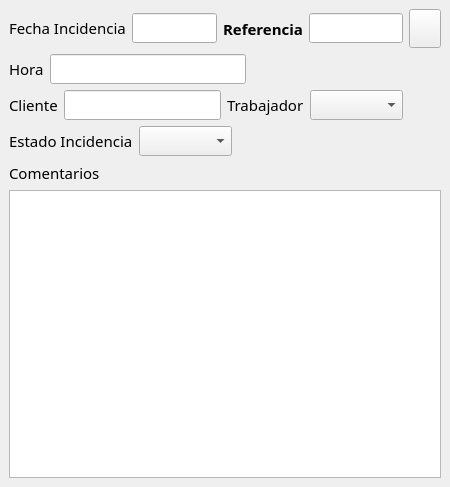
The window that bulmages/bulmafact/src/comercialbf/incidenciacomercialbase.ui (eboladev/Bulmages-1) describes before a commit, drawn with Qt 5.
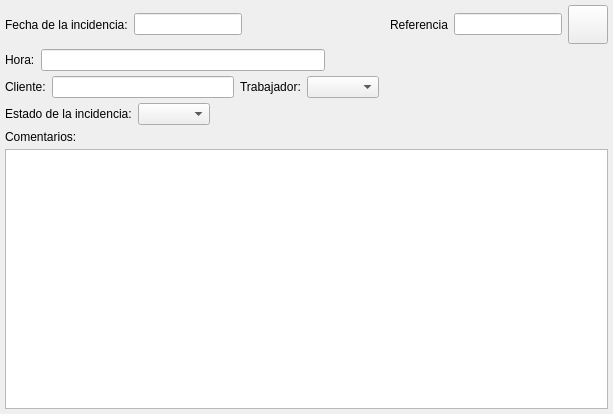
The same window after the commit. Icons and pictures are not drawn. Custom widgets are drawn as their Qt base class.

```diff
--- a/bulmages/bulmafact/src/comercialbf/incidenciacomercialbase.ui
+++ b/bulmages/bulmafact/src/comercialbf/incidenciacomercialbase.ui
@@ -8,21 +8,10 @@
    <rect>
     <x>0</x>
     <y>0</y>
-    <width>450</width>
-    <height>487</height>
+    <width>613</width>
+    <height>414</height>
    </rect>
   </property>
-  <property name="font" >
-   <font>
-    <family>Sans Serif</family>
-    <pointsize>11</pointsize>
-    <weight>75</weight>
-    <italic>false</italic>
-    <bold>true</bold>
-    <underline>false</underline>
-    <strikeout>false</strikeout>
-   </font>
-  </property>
   <property name="windowTitle" >
    <string>Ruta Comercial</string>
   </property>
@@ -31,10 +20,10 @@
   </property>
   <layout class="QVBoxLayout" >
    <property name="margin" >
-    <number>9</number>
+    <number>5</number>
    </property>
    <property name="spacing" >
-    <number>6</number>
+    <number>5</number>
    </property>
    <item>
     <layout class="QHBoxLayout" >
@@ -63,7 +52,7 @@
           </sizepolicy>
          </property>
          <property name="text" >
-          <string>&lt;html>&lt;head>&lt;meta name="qrichtext" content="1" />&lt;/head>&lt;body style=" white-space: pre-wrap; font-family:Sans Serif; font-size:11pt; font-weight:600; font-style:normal; text-decoration:none;">&lt;p style=" margin-top:0px; margin-bottom:0px; margin-left:0px; margin-right:0px; -qt-block-indent:0; text-indent:0px;">&lt;span style=" font-weight:400;">Fecha Incidencia&lt;/span>&lt;/p>&lt;/body>&lt;/html></string>
+          <string>Fecha de la incidencia:</string>
          </property>
          <property name="buddy" >
           <cstring>mui_fechaincidenciacomercial</cstring>
@@ -168,7 +157,7 @@
         </sizepolicy>
        </property>
        <property name="text" >
-        <string>&lt;html>&lt;head>&lt;meta name="qrichtext" content="1" />&lt;/head>&lt;body style=" white-space: pre-wrap; font-family:Sans Serif; font-size:11pt; font-weight:600; font-style:normal; text-decoration:none;">&lt;p style=" margin-top:0px; margin-bottom:0px; margin-left:0px; margin-right:0px; -qt-block-indent:0; text-indent:0px;">&lt;span style=" font-weight:400;">Hora&lt;/span>&lt;/p>&lt;/body>&lt;/html></string>
+        <string>Hora:</string>
        </property>
        <property name="buddy" >
         <cstring>mui_refincidenciacomercial</cstring>
@@ -220,7 +209,7 @@
           </sizepolicy>
          </property>
          <property name="text" >
-          <string>&lt;html>&lt;head>&lt;meta name="qrichtext" content="1" />&lt;/head>&lt;body style=" white-space: pre-wrap; font-family:Sans Serif; font-size:11pt; font-weight:600; font-style:normal; text-decoration:none;">&lt;p style=" margin-top:0px; margin-bottom:0px; margin-left:0px; margin-right:0px; -qt-block-indent:0; text-indent:0px;">&lt;span style=" font-weight:400;">Cliente&lt;/span>&lt;/p>&lt;/body>&lt;/html></string>
+          <string>Cliente:</string>
          </property>
          <property name="buddy" >
           <cstring>mui_idcliente</cstring>
@@ -251,7 +240,7 @@
           </sizepolicy>
          </property>
          <property name="text" >
-          <string>&lt;html>&lt;head>&lt;meta name="qrichtext" content="1" />&lt;/head>&lt;body style=" white-space: pre-wrap; font-family:Sans Serif; font-size:11pt; font-weight:600; font-style:normal; text-decoration:none;">&lt;p style=" margin-top:0px; margin-bottom:0px; margin-left:0px; margin-right:0px; -qt-block-indent:0; text-indent:0px;">&lt;span style=" font-weight:400;">Trabajador&lt;/span>&lt;/p>&lt;/body>&lt;/html></string>
+          <string>Trabajador:</string>
          </property>
          <property name="buddy" >
           <cstring>mui_idtrabajador</cstring>
@@ -305,7 +294,7 @@
           </sizepolicy>
          </property>
          <property name="text" >
-          <string>&lt;html>&lt;head>&lt;meta name="qrichtext" content="1" />&lt;/head>&lt;body style=" white-space: pre-wrap; font-family:Sans Serif; font-size:11pt; font-weight:600; font-style:normal; text-decoration:none;">&lt;p style=" margin-top:0px; margin-bottom:0px; margin-left:0px; margin-right:0px; -qt-block-indent:0; text-indent:0px;">&lt;span style=" font-weight:400;">Estado Incidencia&lt;/span>&lt;/p>&lt;/body>&lt;/html></string>
+          <string>Estado de la incidencia:</string>
          </property>
          <property name="buddy" >
           <cstring>mui_estadoincidenciacomercial</cstring>
@@ -333,14 +322,6 @@
     </layout>
    </item>
    <item>
-    <layout class="QVBoxLayout" >
-     <property name="margin" >
-      <number>0</number>
-     </property>
-     <property name="spacing" >
-      <number>6</number>
-     </property>
-     <item>
       <widget class="QLabel" name="textLabel1_2_2_3_5" >
        <property name="sizePolicy" >
         <sizepolicy>
@@ -351,7 +332,7 @@
         </sizepolicy>
        </property>
        <property name="text" >
-        <string>&lt;html>&lt;head>&lt;meta name="qrichtext" content="1" />&lt;/head>&lt;body style=" white-space: pre-wrap; font-family:Sans Serif; font-size:11pt; font-weight:600; font-style:normal; text-decoration:none;">&lt;p style=" margin-top:0px; margin-bottom:0px; margin-left:0px; margin-right:0px; -qt-block-indent:0; text-indent:0px;">&lt;span style=" font-weight:400;">Comentarios&lt;/span>&lt;/p>&lt;/body>&lt;/html></string>
+      <string>Comentarios:</string>
        </property>
        <property name="buddy" >
         <cstring>mui_comentincidenciacomercial</cstring>
@@ -360,8 +341,6 @@
      </item>
      <item>
       <widget class="QTextEdit" name="mui_comentincidenciacomercial" />
-     </item>
-    </layout>
    </item>
   </layout>
  </widget>
```
Left out of the diff: 2 changed lines with no effect on the pictures. Lines whose indentation alone changed are shown as unchanged.
